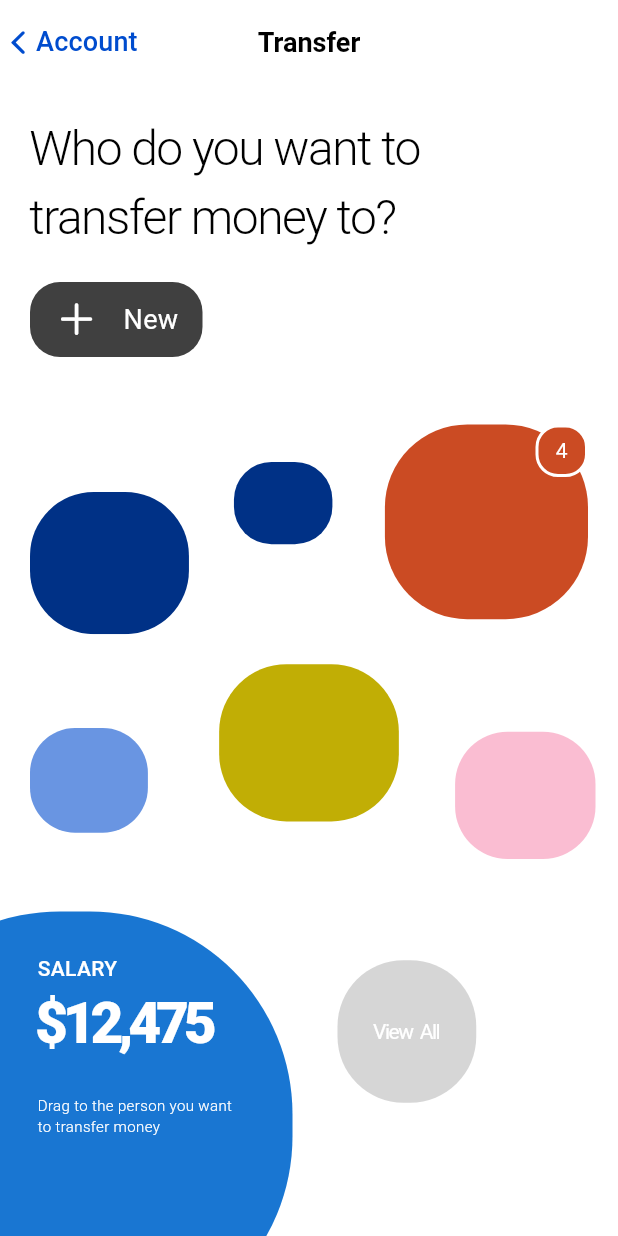
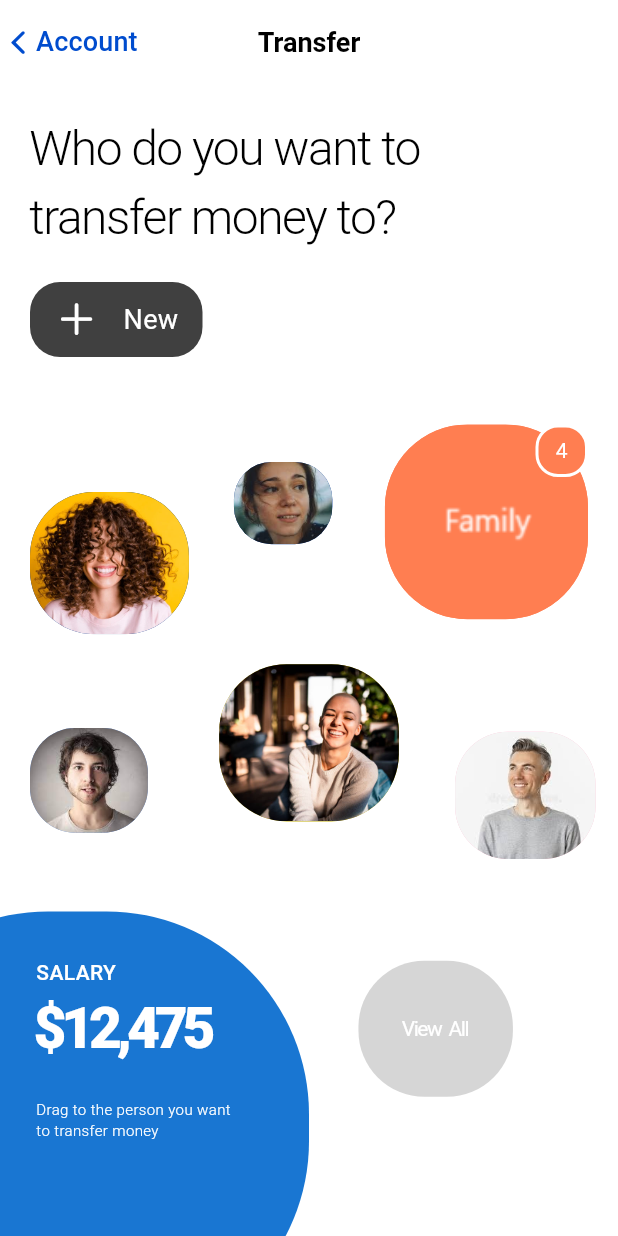
Before and after one commit to harshkum99/vyld_task, a Flutter app: the screen it shows after launch, on a phone screen of 412 x 824 dp. Run offline on Flutter 3.47's test engine with Material 3 defaults, Android fonts, the phone set to English and light mode, and no system bars; drawn by our look-alikes of flutter_animate; our stand-ins replace get, get_it.

Commit message:
assets added; task completed.

```diff
--- a/lib/app/data/models/Container_Properties_model.dart
+++ b/lib/app/data/models/Container_Properties_model.dart
@@ -6,6 +6,7 @@ class ContainerProperties {
   final EdgeInsetsGeometry margin;
   final Color color;
   final int count;
+  ImageProvider<Object>? image;
 
-  ContainerProperties({required this.size, required this.radius, required this.margin, required this.color, this.count = 0});
+  ContainerProperties({required this.size, required this.radius, required this.margin, required this.color, this.count = 0, this.image});
 }
--- a/lib/app/modules/HomePage/local_widgets/page1.dart
+++ b/lib/app/modules/HomePage/local_widgets/page1.dart
@@ -2,6 +2,7 @@ import 'package:flutter/cupertino.dart';
 import 'package:flutter/material.dart';
 import 'package:flutter_animate/flutter_animate.dart';
 import 'package:vyld/app/data/models/Container_Properties_model.dart';
+import 'package:vyld/app/themes/app_images.dart';
 
 class PageView1 extends StatelessWidget {
   const PageView1({super.key});
@@ -17,12 +18,12 @@ class PageView1 extends StatelessWidget {
       Alignment.bottomCenter,
     ];
     List<ContainerProperties> containerProperties = [
-      ContainerProperties(size: Size(MediaQuery.of(context).size.width * 0.33, childHeight), radius: 42.5, margin: const EdgeInsets.only(left: 20.0, right: 10.0, top: 70.0, bottom: 00.0), color: const Color.fromARGB(255, 0, 49, 134)),
-      ContainerProperties(size: Size(MediaQuery.of(context).size.width * 0.22, childHeight), radius: 25, margin: const EdgeInsets.only(left: 20.0, right: 5.0, top: 50.0, bottom: 60.0), color: const Color.fromARGB(255, 0, 49, 134)),
-      ContainerProperties(size: Size(MediaQuery.of(context).size.width * 0.45, childHeight), radius: 55.0, margin: const EdgeInsets.only(bottom: 10.0, top: 25.0, right: 20.0, left: 30.0), color: const Color.fromARGB(255, 203, 75, 35), count: 4),
-      ContainerProperties(size: Size(MediaQuery.of(context).size.width * 0.3, childHeight), radius: 30.0, margin: const EdgeInsets.only(bottom: 32.5, top: 62.5, right: 25, left: 20), color: const Color.fromARGB(255, 105, 149, 226)),
-      ContainerProperties(size: Size(MediaQuery.of(context).size.width * 0.4, childHeight), radius: 45, margin: const EdgeInsets.only(bottom: 40.0, top: 20.0, right: 22.5, left: 22.5), color: const Color.fromARGB(255, 193, 174, 5)),
-      ContainerProperties(size: Size(MediaQuery.of(context).size.width * 0.3, childHeight), radius: 35.0, margin: const EdgeInsets.only(bottom: 15.0, top: 65.0, right: 15.0, left: 15.0), color: const Color.fromARGB(255, 250, 189, 210)),
+      ContainerProperties(size: Size(MediaQuery.of(context).size.width * 0.33, childHeight), radius: 42.5, margin: const EdgeInsets.only(left: 20.0, right: 10.0, top: 70.0, bottom: 00.0), color: const Color.fromARGB(255, 0, 49, 134), image: const AssetImage(AppImages.femaleC)),
+      ContainerProperties(size: Size(MediaQuery.of(context).size.width * 0.22, childHeight), radius: 25, margin: const EdgeInsets.only(left: 20.0, right: 5.0, top: 50.0, bottom: 60.0), color: const Color.fromARGB(255, 0, 49, 134), image: const AssetImage(AppImages.femaleB)),
+      ContainerProperties(size: Size(MediaQuery.of(context).size.width * 0.45, childHeight), radius: 55.0, margin: const EdgeInsets.only(bottom: 10.0, top: 25.0, right: 20.0, left: 30.0), color: const Color(0xffFF7E51), count: 4, image: const AssetImage(AppImages.text)),
+      ContainerProperties(size: Size(MediaQuery.of(context).size.width * 0.3, childHeight), radius: 30.0, margin: const EdgeInsets.only(bottom: 32.5, top: 62.5, right: 25, left: 20), color: const Color.fromARGB(255, 105, 149, 226), image: const AssetImage(AppImages.maleB)),
+      ContainerProperties(size: Size(MediaQuery.of(context).size.width * 0.4, childHeight), radius: 45, margin: const EdgeInsets.only(bottom: 40.0, top: 20.0, right: 22.5, left: 22.5), color: const Color.fromARGB(255, 193, 174, 5), image: const AssetImage(AppImages.femaleA)),
+      ContainerProperties(size: Size(MediaQuery.of(context).size.width * 0.3, childHeight), radius: 35.0, margin: const EdgeInsets.only(bottom: 15.0, top: 65.0, right: 15.0, left: 15.0), color: const Color.fromARGB(255, 250, 189, 210), image: const AssetImage(AppImages.maleA)),
     ];
     return Wrap(
       spacing: 0, // gap between adjacent chips
@@ -51,6 +52,10 @@ class PageView1 extends StatelessWidget {
                   decoration: BoxDecoration(
                     borderRadius: BorderRadius.circular(containerProperties[index].radius),
                     color: containerProperties[index].color,
+                    image: DecorationImage(
+                      image: containerProperties[index].image ?? const AssetImage(AppImages.maleC),
+                      fit: BoxFit.cover,
+                    ),
                   ),
                 ),
                 containerProperties[index].count == 0
--- a/lib/app/modules/HomePage/local_widgets/page2.dart
+++ b/lib/app/modules/HomePage/local_widgets/page2.dart
@@ -2,6 +2,7 @@ import 'package:flutter/cupertino.dart';
 import 'package:flutter/material.dart';
 import 'package:flutter_animate/flutter_animate.dart';
 import 'package:vyld/app/data/models/Container_Properties_model.dart';
+import 'package:vyld/app/themes/app_images.dart';
 
 class PageView2 extends StatelessWidget {
   const PageView2({super.key});
@@ -18,12 +19,12 @@ class PageView2 extends StatelessWidget {
       Alignment.topCenter,
     ];
     List<ContainerProperties> containerProperties = [
-      ContainerProperties(size: Size(MediaQuery.of(context).size.width * 0.4, childHeight), radius: 55.0, margin: const EdgeInsets.only(bottom: 20.0, top: 15.0, left: 20.0, right: 00.0), color: const Color.fromARGB(255, 128, 97, 86)),
-      ContainerProperties(size: Size(MediaQuery.of(context).size.width * 0.329, childHeight), radius: 37.5, margin: const EdgeInsets.only(bottom: 25.0, top: 50.0, left: 25.0, right: 15.0), color: const Color.fromARGB(255, 38, 90, 181)),
-      ContainerProperties(size: Size(MediaQuery.of(context).size.width * 0.27, childHeight), radius: 32.5, margin: const EdgeInsets.only(bottom: 67.5, top: 27.5, right: 20.0, left: 12.5), color: const Color.fromARGB(255, 202, 188, 183)),
-      ContainerProperties(size: Size(MediaQuery.of(context).size.width * 0.25, childHeight), radius: 25, margin: const EdgeInsets.only(left: 40.0, right: 0.0, top: 10.0, bottom: 100.0), color: const Color.fromARGB(255, 5, 90, 100)),
-      ContainerProperties(size: Size(MediaQuery.of(context).size.width * 0.4, childHeight), radius: 50, margin: const EdgeInsets.only(bottom: 40.0, top: 10.0, left: 30.0, right: 10.0), color: const Color.fromARGB(255, 5, 90, 100)),
-      ContainerProperties(size: Size(MediaQuery.of(context).size.width * 0.35, childHeight), radius: 40.0, margin: const EdgeInsets.only(bottom: 75.0, top: 0.0, left: 20.0, right: 25.0), color: const Color.fromARGB(255, 13, 162, 236)),
+      ContainerProperties(size: Size(MediaQuery.of(context).size.width * 0.4, childHeight), radius: 55.0, margin: const EdgeInsets.only(bottom: 20.0, top: 15.0, left: 20.0, right: 00.0), color: const Color.fromARGB(255, 128, 97, 86), image: const AssetImage(AppImages.maleC)),
+      ContainerProperties(size: Size(MediaQuery.of(context).size.width * 0.329, childHeight), radius: 37.5, margin: const EdgeInsets.only(bottom: 25.0, top: 50.0, left: 25.0, right: 15.0), color: const Color.fromARGB(255, 38, 90, 181), image: const AssetImage(AppImages.maleB)),
+      ContainerProperties(size: Size(MediaQuery.of(context).size.width * 0.27, childHeight), radius: 32.5, margin: const EdgeInsets.only(bottom: 67.5, top: 27.5, right: 20.0, left: 12.5), color: const Color.fromARGB(255, 202, 188, 183), image: const AssetImage(AppImages.femaleB)),
+      ContainerProperties(size: Size(MediaQuery.of(context).size.width * 0.25, childHeight), radius: 25, margin: const EdgeInsets.only(left: 40.0, right: 0.0, top: 10.0, bottom: 100.0), color: const Color.fromARGB(255, 5, 90, 100), image: const AssetImage(AppImages.maleA)),
+      ContainerProperties(size: Size(MediaQuery.of(context).size.width * 0.4, childHeight), radius: 50, margin: const EdgeInsets.only(bottom: 40.0, top: 10.0, left: 30.0, right: 10.0), color: const Color.fromARGB(255, 5, 90, 100), image: const AssetImage(AppImages.femaleA)),
+      ContainerProperties(size: Size(MediaQuery.of(context).size.width * 0.35, childHeight), radius: 40.0, margin: const EdgeInsets.only(bottom: 75.0, top: 0.0, left: 20.0, right: 25.0), color: const Color.fromARGB(255, 13, 162, 236), image: const AssetImage(AppImages.femaleC)),
     ];
     return Wrap(
       spacing: 0, // gap between adjacent chips
@@ -51,6 +52,10 @@ class PageView2 extends StatelessWidget {
                 decoration: BoxDecoration(
                   borderRadius: BorderRadius.circular(containerProperties[index].radius),
                   color: containerProperties[index].color,
+                  image: DecorationImage(
+                    image: containerProperties[index].image ?? const AssetImage(AppImages.maleC),
+                    fit: BoxFit.cover,
+                  ),
                 ),
               ),
             ),
--- a/lib/app/modules/HomePage/views/homepage_view.dart
+++ b/lib/app/modules/HomePage/views/homepage_view.dart
@@ -114,19 +114,19 @@ class MyHomePage extends StatelessWidget {
                     mainAxisSize: MainAxisSize.max,
                     children: [
                       Transform.translate(
-                        offset: const Offset(-95, 0),
+                        offset: Offset(-MediaQuery.of(context).size.width * 0.25, 0),
                         child: Stack(children: <Widget>[
                           Container(
-                            width: 290,
-                            height: 285,
+                            width: MediaQuery.of(context).size.width * 0.75,
+                            height: MediaQuery.of(context).size.height * 0.35,
                             decoration: BoxDecoration(
                               color: Colors.blue[700],
                               borderRadius: BorderRadius.circular(135),
                             ),
                           ),
                           Positioned(
-                            bottom: 115,
-                            left: 100,
+                            bottom: MediaQuery.of(context).size.height * 0.14, //115,
+                            left: MediaQuery.of(context).size.width * 0.26, //100,
                             child: const Column(
                               mainAxisAlignment: MainAxisAlignment.start,
                               crossAxisAlignment: CrossAxisAlignment.start,
@@ -150,10 +150,13 @@ class MyHomePage extends StatelessWidget {
                         ]),
                       ),
                       Transform.translate(
-                        offset: const Offset(-65, -62.5),
+                        offset: Offset(
+                          -MediaQuery.of(context).size.width * 0.17,
+                          -MediaQuery.of(context).size.width * 0.16,
+                        ), //const Offset(-65, -62.5),
                         child: Container(
-                          height: 95,
-                          width: 92.5,
+                          height: MediaQuery.of(context).size.height * 0.11,
+                          width: MediaQuery.of(context).size.width * 0.25,
                           decoration: BoxDecoration(
                             color: Colors.grey[350],
                             borderRadius: BorderRadius.circular(44),
--- /dev/null
+++ b/lib/app/themes/app_images.dart
@@ -0,0 +1,18 @@
+class AppImages {
+  static const femaleA = 'assets/images/femaleA.jpg';
+  static const femaleB = 'assets/images/femaleB.jpeg';
+  static const femaleC = 'assets/images/femaleC.webp';
+  static const maleA = 'assets/images/maleA.jpeg';
+  static const maleB = 'assets/images/maleB.jpeg';
+  static const maleC = 'assets/images/maleC.jpeg';
+  static const text = 'assets/images/family.png';
+
+  List<String> images = [
+    femaleA,
+    femaleB,
+    femaleC,
+    maleA,
+    maleB,
+    maleC
+  ];
+}
```
Also changed, not shown: pubspec.yaml (+3 -66 lines), assets/images/family.png (added), assets/images/femaleA.jpg (added), assets/images/femaleB.jpeg (added), assets/images/femaleC.webp (added), assets/images/maleA.jpeg (added), assets/images/maleB.jpeg (added), assets/images/maleC.jpeg (added).
